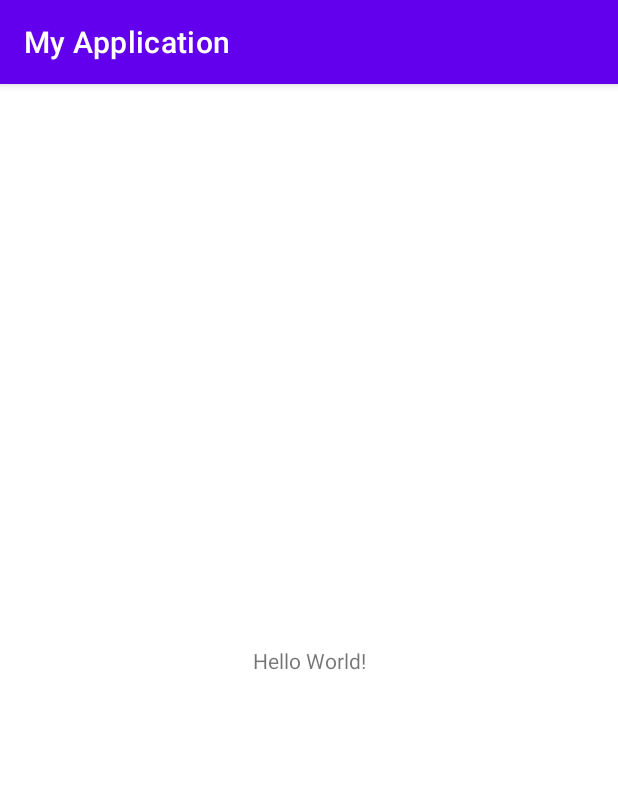
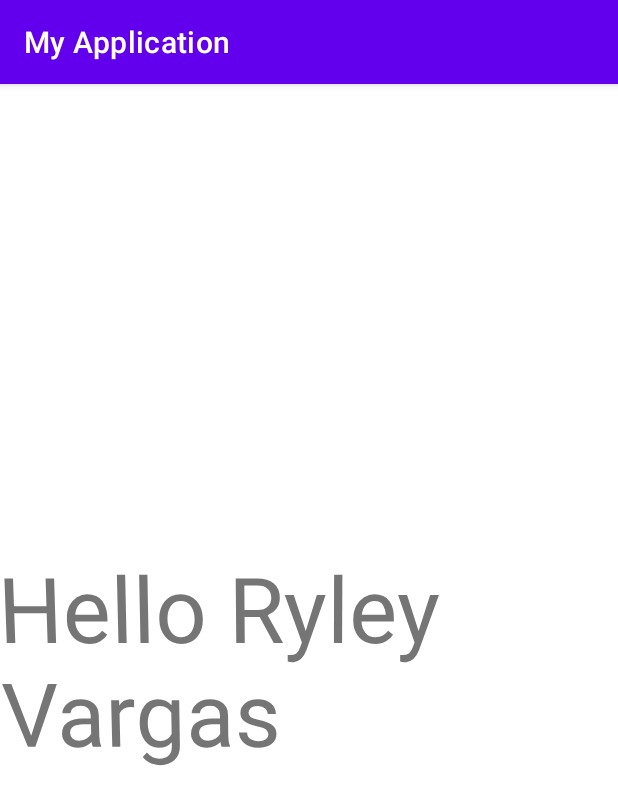
Before and after one commit to Ryleyv/BirthdayCake-master, an Android app: the screen it shows after launch (MainActivity), on a phone screen of 412 x 824 dp. Shown: the top 805 px of the screen. Run offline under Robolectric (Android 15) with nearby library versions, the phone set to English and light mode, and no system bars.

Commit message:
change text size

```diff
--- a/app/src/main/res/layout/activity_main.xml
+++ b/app/src/main/res/layout/activity_main.xml
@@ -4,12 +4,14 @@
     xmlns:tools="http://schemas.android.com/tools"
     android:layout_width="match_parent"
     android:layout_height="match_parent"
+    android:rotationX="-4"
     tools:context=".MainActivity">
 
     <TextView
         android:layout_width="wrap_content"
         android:layout_height="wrap_content"
-        android:text="Hello World!"
+        android:text="Hello Ryley Vargas"
+        android:textSize="60sp"
         app:layout_constraintBottom_toBottomOf="parent"
         app:layout_constraintEnd_toEndOf="parent"
         app:layout_constraintStart_toStartOf="parent"
```
